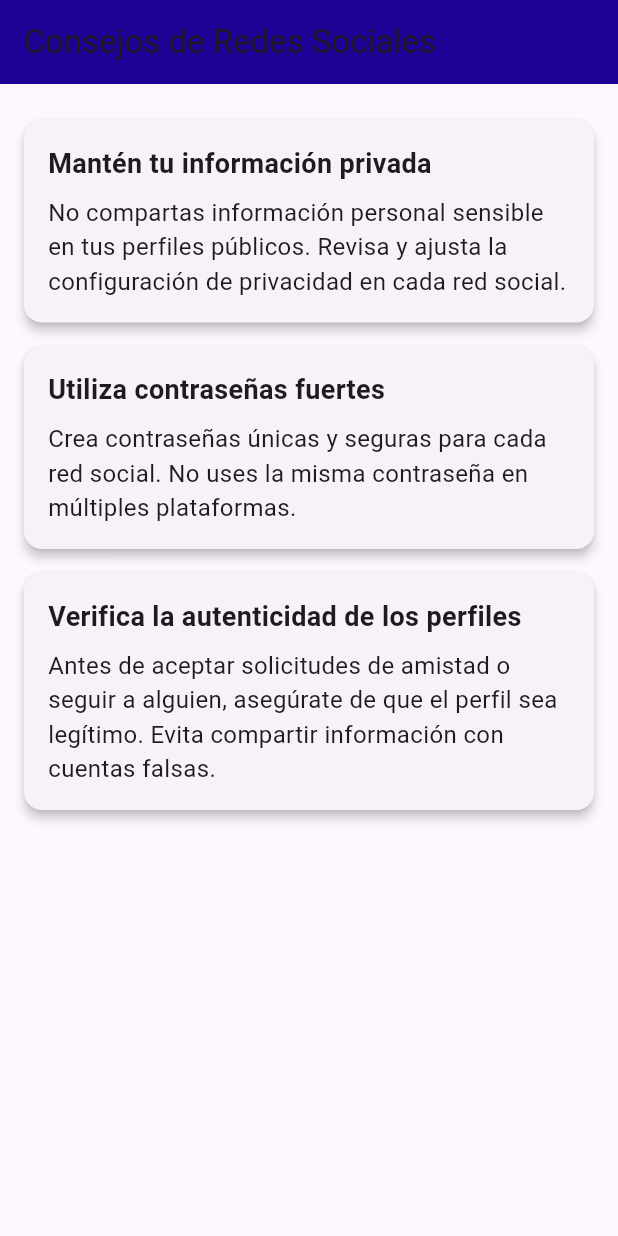
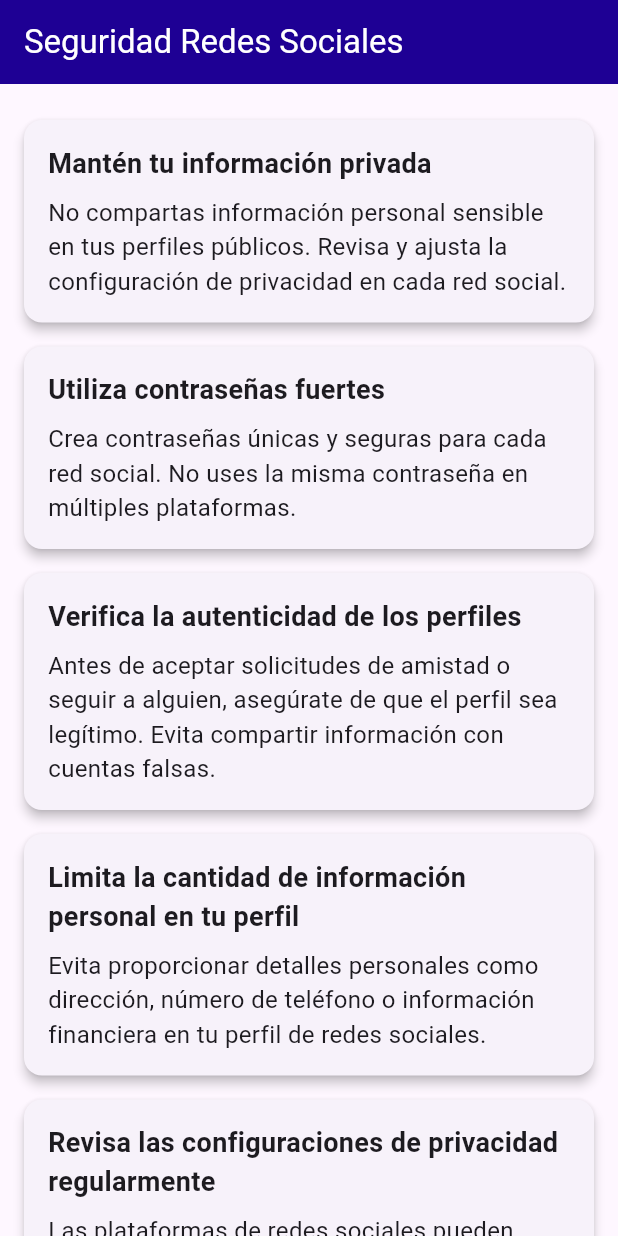
Before and after one commit to paodiazs/SecurityforAll, a Flutter app: the RedesSocialesPage screen opened directly, on a phone screen of 412 x 824 dp. Run offline on Flutter 3.47's test engine with Material 3 defaults, Android fonts, the phone set to English and light mode, and no system bars.

Commit message:
final fix

```diff
--- a/lib/Pages/Courses/correo_curso.dart
+++ b/lib/Pages/Courses/correo_curso.dart
@@ -5,9 +5,12 @@ class SeguridadCorreoPage extends StatelessWidget {
   Widget build(BuildContext context) {
     return Scaffold(
       appBar: AppBar(
-        title: Text('Consejos de Seguridad en el Correo Electrónico'),
+        title: Text(
+          'Seguridad Correo Electrónico',
+          style: TextStyle(color: Colors.white), // Cambia el color del texto a blanco
+        ),
         backgroundColor: Color(0xFF1E0094),
-
+        automaticallyImplyLeading: false, // Elimina la flecha para regresar
       ),
       body: SingleChildScrollView(
         padding: EdgeInsets.all(16.0),
@@ -28,6 +31,16 @@ class SeguridadCorreoPage extends StatelessWidget {
               titulo: 'Ten cuidado con los correos electrónicos sospechosos',
               descripcion:
                   'Evita abrir correos electrónicos de remitentes desconocidos. No hagas clic en enlaces ni descargues archivos adjuntos de correos sospechosos.',
+            ),
+            ConsejoCard(
+              titulo: 'Actualiza tu aplicación de correo regularmente',
+              descripcion:
+                  'Mantén tu aplicación de correo siempre actualizada para beneficiarte de las últimas correcciones de seguridad y mejoras.',
+            ),
+            ConsejoCard(
+              titulo: 'Revisa la configuración de privacidad de tu cuenta',
+              descripcion:
+                  'Asegúrate de revisar y ajustar la configuración de privacidad de tu cuenta de correo electrónico para controlar quién puede acceder a tu información.',
             ),
             // Agrega más ConsejoCard según sea necesario
           ],
--- a/lib/Pages/Courses/encription_curso.dart
+++ b/lib/Pages/Courses/encription_curso.dart
@@ -15,9 +15,11 @@ class CifradoConsejosContenido extends StatelessWidget {
   Widget build(BuildContext context) {
     return Scaffold(
       appBar: AppBar(
-        title: Text('Consejos de Cifrado'),
+        title: Text(
+          'Seguridad de Cifrado',
+          style: TextStyle(color: Colors.white), // Cambia el color del texto a blanco
+        ),
         backgroundColor: Color(0xFF1E0094),
-
       ),
       body: SingleChildScrollView(
         padding: EdgeInsets.all(16.0),
--- a/lib/Pages/Courses/redes.dart
+++ b/lib/Pages/Courses/redes.dart
@@ -15,7 +15,10 @@ class RedesConsejosContenido extends StatelessWidget {
   Widget build(BuildContext context) {
     return Scaffold(
       appBar: AppBar(
-        title: Text('Consejos de Redes'),
+        title: Text(
+          'Seguridad Redes',
+          style: TextStyle(color: Colors.white), // Cambia el color del texto a blanco
+        ),
         backgroundColor: Color(0xFF1E0094),
 
       ),
--- a/lib/Pages/Courses/redes_sociales_curso.dart
+++ b/lib/Pages/Courses/redes_sociales_curso.dart
@@ -15,9 +15,11 @@ class RedesSocialesPage extends StatelessWidget {
   Widget build(BuildContext context) {
     return Scaffold(
       appBar: AppBar(
-        title: Text('Consejos de Redes Sociales'),
+        title: Text(
+          'Seguridad Redes Sociales',
+          style: TextStyle(color: Colors.white), // Cambia el color del texto a blanco
+        ),
         backgroundColor: Color(0xFF1E0094),
-
       ),
       body: SingleChildScrollView(
         padding: EdgeInsets.all(16.0),
@@ -38,6 +40,16 @@ class RedesSocialesPage extends StatelessWidget {
               titulo: 'Verifica la autenticidad de los perfiles',
               descripcion:
                   'Antes de aceptar solicitudes de amistad o seguir a alguien, asegúrate de que el perfil sea legítimo. Evita compartir información con cuentas falsas.',
+            ),
+            ConsejoCard(
+              titulo: 'Limita la cantidad de información personal en tu perfil',
+              descripcion:
+                  'Evita proporcionar detalles personales como dirección, número de teléfono o información financiera en tu perfil de redes sociales.',
+            ),
+            ConsejoCard(
+              titulo: 'Revisa las configuraciones de privacidad regularmente',
+              descripcion:
+                  'Las plataformas de redes sociales pueden actualizar sus configuraciones de privacidad. Asegúrate de revisar y ajustar estas configuraciones periódicamente.',
             ),
             // Agrega más ConsejoCard según sea necesario
           ],
--- a/lib/Pages/Courses/sistema_operativo.dart
+++ b/lib/Pages/Courses/sistema_operativo.dart
@@ -15,9 +15,11 @@ class SeguridadInformaticaContenido extends StatelessWidget {
   Widget build(BuildContext context) {
     return Scaffold(
       appBar: AppBar(
-        title: Text('Consejos de Seguridad Informática'),
+        title: Text(
+          'Seguridad Sistemas Operativos',
+          style: TextStyle(color: Colors.white), // Cambia el color del texto a blanco
+        ),
         backgroundColor: Color(0xFF1E0094),
-
       ),
       body: SingleChildScrollView(
         padding: EdgeInsets.all(16.0),
@@ -38,6 +40,16 @@ class SeguridadInformaticaContenido extends StatelessWidget {
               titulo: 'Configura cortafuegos (firewalls)',
               descripcion:
                   'Habilita un cortafuegos para monitorear y controlar el tráfico de red. Esto ayuda a prevenir accesos no autorizados a tu sistema.',
+            ),
+            ConsejoCard(
+              titulo: 'Crea copias de seguridad periódicas',
+              descripcion:
+                  'Realiza copias de seguridad regulares de tus archivos importantes. En caso de un incidente de seguridad, podrás recuperar tu información.',
+            ),
+            ConsejoCard(
+              titulo: 'Ten cuidado con los correos electrónicos sospechosos',
+              descripcion:
+                  'Evita abrir correos electrónicos de remitentes desconocidos. No hagas clic en enlaces ni descargues archivos adjuntos de correos sospechosos.',
             ),
             // Agrega más ConsejoCard según sea necesario
           ],
```
Also changed, not shown: lib/Pages/Courses/analisis_curso.dart (+5 -8 lines), lib/Pages/courses_page.dart (+8 -8 lines), pubspec.yaml (+8 -0 lines), images/cifradoo.jpg (added), images/emaill.jpg (added), images/forensic.jpg (added), images/forensicc.jpg (added), images/redesoc.png (added), images/redess.jpg (added), images/so.jpg (added), images/social.jpeg (added), pubspec.lock.
